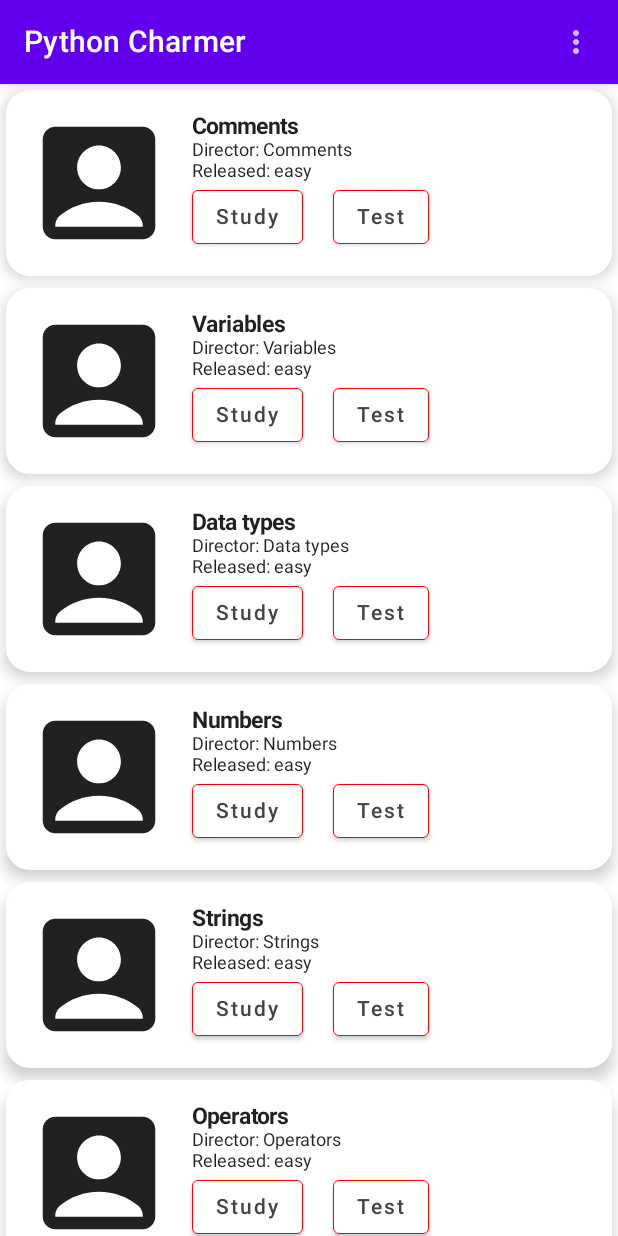
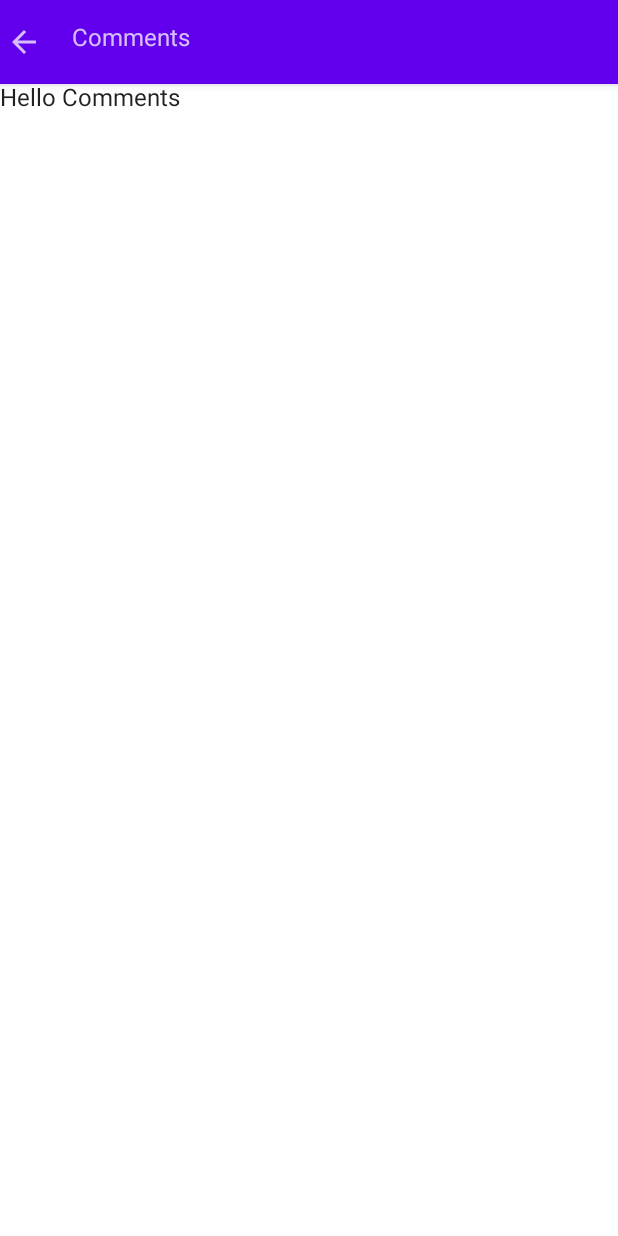
Before and after one commit to AliakseiBelabrovik/PythonCharmer, an Android app built with Jetpack Compose: the screen it shows after launch (MainActivity), after a tap on "Test", on a phone screen of 412 x 824 dp. Run offline under Robolectric (Android 15) with nearby library versions, the phone set to English and light mode, and no system bars; pictures from the network do not load.

Commit message:
added MultipleChoiceExercise.kt and its screen in navigation, added kotlin-parcelize and implemented gson to use custom types in navigation routes

```diff
--- a/app/build.gradle
+++ b/app/build.gradle
@@ -1,6 +1,7 @@
 plugins {
     id 'com.android.application'
     id 'org.jetbrains.kotlin.android'
+    id 'kotlin-parcelize'
 }
 
 android {
@@ -67,4 +68,7 @@ dependencies {
 
     //Coil
     implementation "io.coil-kt:coil-compose:$coi_version"
+
+    //Gson
+    implementation 'com.google.code.gson:gson:2.9.0'
 }
--- a/app/src/main/java/com/example/pythoncharmer/models/Topics.kt
+++ b/app/src/main/java/com/example/pythoncharmer/models/Topics.kt
@@ -1,5 +1,14 @@
 package com.example.pythoncharmer.models
 
+import android.net.Uri
+import android.os.Bundle
+import android.os.Parcelable
+
+import androidx.navigation.NavType
+import com.google.gson.Gson
+import kotlinx.parcelize.Parcelize
+
+@Parcelize
 data class Topic (
     val id : Int,
     val title: String,
@@ -9,7 +18,27 @@ data class Topic (
     val studyLinks: List<String>,
     val multipleChoiceQuestions: List<String>,
     val singleChoiceQuestions: List<String>
-    )
+    ) : Parcelable {
+    override fun toString(): String {
+        return Uri.encode(Gson().toJson(this))
+    }
+    }
+
+class TopicType : NavType<Topic>(isNullableAllowed = false) {
+
+    override fun get(bundle: Bundle, key: String): Topic? {
+        return bundle.getParcelable( key )
+    }
+
+    override fun parseValue(value: String): Topic {
+        return Gson().fromJson( value, Topic::class.java )
+    }
+
+    override fun put(bundle: Bundle, key: String, value: Topic) {
+        bundle.putParcelable( key, value )
+    }
+
+}
 
 fun getTopics() : List<Topic> {
     return listOf(
--- a/app/src/main/java/com/example/pythoncharmer/navigation/Nagivation.kt
+++ b/app/src/main/java/com/example/pythoncharmer/navigation/Nagivation.kt
@@ -6,7 +6,10 @@ import androidx.navigation.compose.NavHost
 import androidx.navigation.compose.composable
 import androidx.navigation.compose.rememberNavController
 import androidx.navigation.navArgument
+import com.example.pythoncharmer.models.Topic
+import com.example.pythoncharmer.models.TopicType
 import com.example.pythoncharmer.screens.HomeScreen
+import com.example.pythoncharmer.screens.MultipleChoiceExercise
 import com.example.pythoncharmer.screens.StudyLinksScreen
 
 @Composable
@@ -19,11 +22,23 @@ fun AppNavigation() {
             route = AppScreens.StudylinksScreen.value+"/{TopicId}",// placeholder for arguments
             arguments = listOf(navArgument(name = "TopicId"){   // define arguments that can be passed
                 type = NavType.IntType
-            })) { navBackStackEntry ->
-
+            } ) ) { navBackStackEntry ->
             StudyLinksScreen(
                 navController = navController,
                 topicID = navBackStackEntry.arguments?.getInt("TopicId") // pass the value of movieId argument to the DetailScreen composable
+            )
+        }
+        composable(
+            route= "${AppScreens.MultipleChoiceExercise.value}/{topic}",
+            arguments = listOf(
+                navArgument(name = "topic") {
+                    type = TopicType()
+                }
+            )
+        ) { navBackStackEntry ->
+            MultipleChoiceExercise(
+                navController = navController,
+                topic = navBackStackEntry.arguments?.getParcelable<Topic>("topic")
             )
         }
     }
--- a/app/src/main/java/com/example/pythoncharmer/screens/HomeScreen.kt
+++ b/app/src/main/java/com/example/pythoncharmer/screens/HomeScreen.kt
@@ -65,7 +65,6 @@ fun HomeScreen(navController: NavController) {
 
 }
 
-
 @Composable
 fun HomeScreenContent(topics : List<Topic>, navController: NavController) {
     Surface(
@@ -75,8 +74,14 @@ fun HomeScreenContent(topics : List<Topic>, navController: NavController) {
         LazyColumn {
             items( topics ) { topic ->
                 singleTopic(topic = topic,
-                    onClickItem = { topicId -> navController.navigate(AppScreens.StudylinksScreen.value +"/$topicId")}
-                    )
+                    onClickItem1 = {
+                        topic -> navController.navigate("${AppScreens.MultipleChoiceExercise.value}/${topic}")
+                    }
+                    //onClickItem = { topicId -> navController.navigate(AppScreens.StudylinksScreen.value +"/$topicId")}
+
+                    ) { topicId ->
+                    navController.navigate(AppScreens.StudylinksScreen.value +"/$topicId")
+                }
             }
 
 
--- /dev/null
+++ b/app/src/main/java/com/example/pythoncharmer/screens/MultipleChoiceExercise.kt
@@ -0,0 +1,48 @@
+package com.example.pythoncharmer.screens
+
+import androidx.compose.foundation.clickable
+import androidx.compose.foundation.layout.Row
+import androidx.compose.foundation.layout.Spacer
+import androidx.compose.foundation.layout.width
+import androidx.compose.material.Icon
+import androidx.compose.material.Scaffold
+import androidx.compose.material.Text
+import androidx.compose.material.TopAppBar
+import androidx.compose.material.icons.Icons
+import androidx.compose.material.icons.filled.ArrowBack
+import androidx.compose.runtime.Composable
+import androidx.compose.ui.Modifier
+import androidx.compose.ui.unit.dp
+import androidx.navigation.NavController
+import androidx.navigation.compose.rememberNavController
+import com.example.pythoncharmer.models.Topic
+
+@Composable
+fun MultipleChoiceExercise(navController: NavController = rememberNavController(), topic : Topic?) {
+
+    Scaffold(topBar = {
+        TopAppBar() {
+            Row {
+                Icon(imageVector = Icons.Default.ArrowBack,
+                    contentDescription = "Arrow back",
+                    modifier = Modifier.clickable {
+                        navController.navigateUp()
+                        //navController.popBackStack()
+                    }
+                )
+                Spacer(modifier = Modifier.width(20.dp))
+
+                Text(text = topic?.title ?: "")
+            }
+        }
+    }) {
+        if (topic != null) {
+            MainContent(topic = topic, navController = navController)
+        }
+    }
+}
+
+@Composable
+fun MainContent( topic : Topic, navController: NavController ) {
+    Text(text = "Hello ${topic.title}")
+}
--- a/app/src/main/java/com/example/pythoncharmer/widgets/topicWidgets.kt
+++ b/app/src/main/java/com/example/pythoncharmer/widgets/topicWidgets.kt
@@ -1,5 +1,6 @@
 package com.example.pythoncharmer.widgets
 
+import android.net.Uri
 import androidx.compose.animation.AnimatedVisibility
 import androidx.compose.foundation.BorderStroke
 import androidx.compose.foundation.clickable
@@ -22,10 +23,11 @@ import androidx.compose.ui.text.font.FontWeight
 import androidx.compose.ui.unit.dp
 import androidx.compose.ui.unit.sp
 import com.example.pythoncharmer.models.Topic
+import com.google.gson.Gson
 
 
 @Composable
-fun singleTopic(topic: Topic, onClickItem: ( Int ) -> Unit = {}, content: @Composable () -> Unit = {}) {
+fun singleTopic(topic: Topic,  content: @Composable () -> Unit = {}, onClickItem1 : ( Topic ) -> Unit = {}, onClickItem2 : ( Int ) -> Unit = {}) {
     var showHiddenInfo by remember {
         mutableStateOf(false)
     }
@@ -69,15 +71,14 @@ fun singleTopic(topic: Topic, onClickItem: ( Int ) -> Unit = {}, content: @Compo
 
                 Column() {
                     Text(text = topic.title, fontWeight = FontWeight.Bold, fontSize = 15.sp)
-                    Text(text = "Director: ${topic.title}", fontSize = 12.sp)
-                    Text(text = "Released: ${topic.complexityLevel}", fontSize = 12.sp)
-
+                    Text(text = "Complexity level: ${topic.complexityLevel}", fontSize = 12.sp)
+                    Spacer(modifier = Modifier.height(5.dp))
                     Row(
                         horizontalArrangement = Arrangement.SpaceBetween
                     ) {
                         Button(
                             onClick = {
-                                onClickItem(topic.id)
+                                onClickItem2(topic.id)
                             },
                             border = BorderStroke(0.5.dp, Color.Red),
                             //colors = ButtonDefaults.buttonColors(backgroundColor = Color.DarkGray)
@@ -88,7 +89,7 @@ fun singleTopic(topic: Topic, onClickItem: ( Int ) -> Unit = {}, content: @Compo
                         Spacer(modifier = Modifier.width(20.dp))
                         Button(
                             onClick = {
-                                //TODO
+                                onClickItem1(topic)
                             },
                             border = BorderStroke(0.5.dp, Color.Red),
                             //colors = ButtonDefaults.buttonColors(backgroundColor = Color.DarkGray),
```
